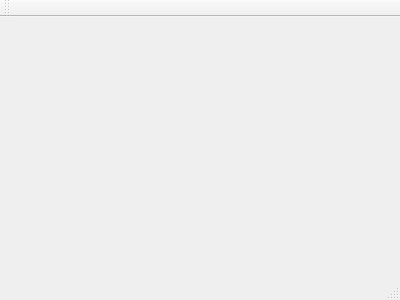
Qt form AlShifts/mainwindow.ui (nzarko/qalshifts) before a commit.
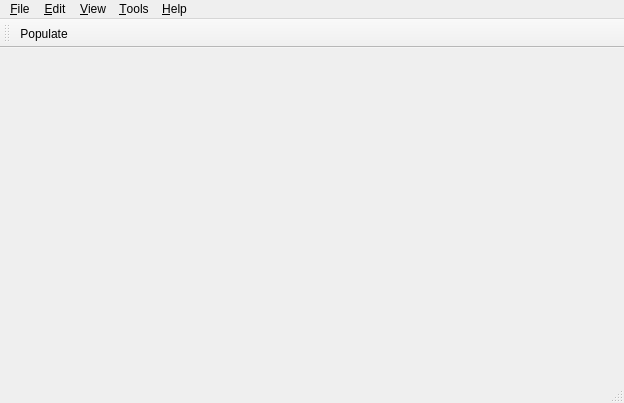
The same form after that commit. Icons and pictures are not drawn.

```diff
--- a/AlShifts/mainwindow.ui
+++ b/AlShifts/mainwindow.ui
@@ -1,24 +1,84 @@
 <ui version="4.0">
  <class>MainWindow</class>
- <widget class="QMainWindow" name="MainWindow" >
-  <property name="geometry" >
+ <widget class="QMainWindow" name="MainWindow">
+  <property name="geometry">
    <rect>
     <x>0</x>
     <y>0</y>
-    <width>400</width>
-    <height>300</height>
+    <width>624</width>
+    <height>403</height>
    </rect>
   </property>
   <property name="windowTitle" >
    <string>MainWindow</string>
   </property>
-  <widget class="QMenuBar" name="menuBar" />
-  <widget class="QToolBar" name="mainToolBar" />
-  <widget class="QWidget" name="centralWidget" />
-  <widget class="QStatusBar" name="statusBar" />
+  <widget class="QWidget" name="centralWidget"/>
+  <widget class="QMenuBar" name="menuBar">
+   <property name="geometry">
+    <rect>
+     <x>0</x>
+     <y>0</y>
+     <width>624</width>
+     <height>18</height>
+    </rect>
+   </property>
+   <widget class="QMenu" name="menu_File">
+    <property name="title">
+     <string>&amp;File</string>
+    </property>
+   </widget>
+   <widget class="QMenu" name="menu_Edit">
+    <property name="title">
+     <string>&amp;Edit</string>
+    </property>
+   </widget>
+   <widget class="QMenu" name="menu_Tools">
+    <property name="title">
+     <string>&amp;Tools</string>
+    </property>
+   </widget>
+   <widget class="QMenu" name="menu_View">
+    <property name="title">
+     <string>&amp;View</string>
+    </property>
+   </widget>
+   <widget class="QMenu" name="menu_Help">
+    <property name="title">
+     <string>&amp;Help</string>
+    </property>
+   </widget>
+   <addaction name="menu_File"/>
+   <addaction name="menu_Edit"/>
+   <addaction name="menu_View"/>
+   <addaction name="menu_Tools"/>
+   <addaction name="menu_Help"/>
+  </widget>
+  <widget class="QToolBar" name="mainToolBar">
+   <attribute name="toolBarArea">
+    <enum>TopToolBarArea</enum>
+   </attribute>
+   <attribute name="toolBarBreak">
+    <bool>false</bool>
+   </attribute>
+   <addaction name="action_Populate"/>
+  </widget>
+  <widget class="QStatusBar" name="statusBar"/>
+  <action name="action_Populate">
+   <property name="icon">
+    <iconset resource="resources.qrc">
+     <normaloff>:/icons/populate</normaloff>:/icons/populate</iconset>
+   </property>
+   <property name="text">
+    <string>&amp;Populate</string>
+   </property>
+   <property name="toolTip">
+    <string>Fill's table with initial values</string>
+   </property>
+  </action>
  </widget>
- <layoutDefault spacing="6" margin="11" />
- <pixmapfunction></pixmapfunction>
- <resources/>
+ <layoutdefault spacing="6" margin="11"/>
+ <resources>
+  <include location="resources.qrc"/>
+ </resources>
  <connections/>
 </ui>
```
Left out of the diff: 3 changed lines with no effect on the pictures.
